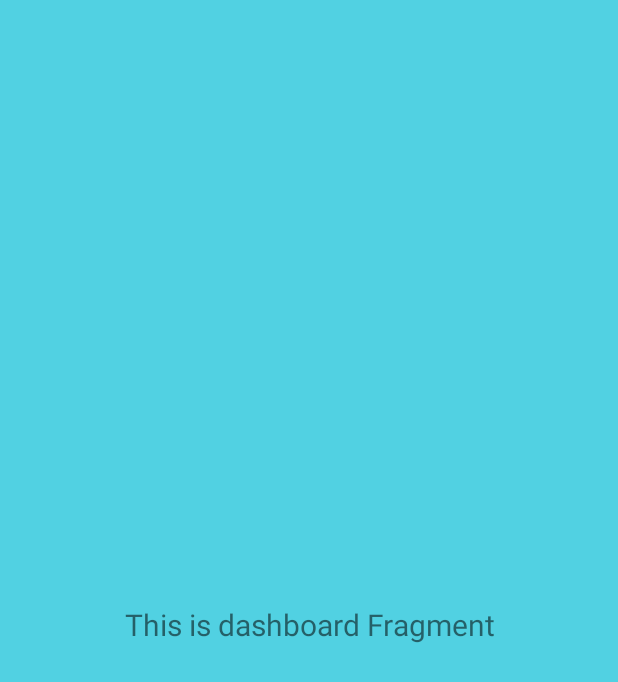
After one commit to TangxinGH/Catctus, an Android app: the fragment DashboardFragment shown on its own in the app's theme, on a phone screen of 412 x 824 dp. The commit adds this screen. Shown: the top 682 px of the screen. Run offline under Robolectric (Android 15) with nearby library versions, the phone set to English and light mode, and no system bars.

Commit message:
nav activity

```diff
--- a/app/build.gradle
+++ b/app/build.gradle
@@ -41,6 +41,9 @@ dependencies {
     implementation 'com.google.android.material:material:1.2.1'
     implementation 'androidx.navigation:navigation-fragment-ktx:2.1.0'
     implementation 'androidx.navigation:navigation-ui-ktx:2.1.0'
+    implementation 'androidx.navigation:navigation-fragment:2.3.0'
+    implementation 'androidx.navigation:navigation-ui:2.3.0'
+    implementation 'androidx.lifecycle:lifecycle-extensions:2.2.0'
     testImplementation 'junit:junit:4.13'
     androidTestImplementation 'androidx.test.ext:junit:1.1.2'
     androidTestImplementation 'androidx.test.espresso:espresso-core:3.3.0'
--- /dev/null
+++ b/app/src/main/java/com/zhu/cactus/ui/dashboard/DashboardFragment.kt
@@ -0,0 +1,31 @@
+package com.zhu.cactus.ui.dashboard
+
+import android.os.Bundle
+import android.view.LayoutInflater
+import android.view.View
+import android.view.ViewGroup
+import android.widget.TextView
+import androidx.fragment.app.Fragment
+import androidx.lifecycle.Observer
+import androidx.lifecycle.ViewModelProviders
+import com.zhu.cactus.R
+
+class DashboardFragment : Fragment() {
+
+    private lateinit var dashboardViewModel: DashboardViewModel
+
+    override fun onCreateView(
+        inflater: LayoutInflater,
+        container: ViewGroup?,
+        savedInstanceState: Bundle?
+    ): View? {
+        dashboardViewModel =
+            ViewModelProviders.of(this).get(DashboardViewModel::class.java)
+        val root = inflater.inflate(R.layout.fragment_dashboard, container, false)
+        val textView: TextView = root.findViewById(R.id.text_dashboard)
+        dashboardViewModel.text.observe(viewLifecycleOwner, Observer {
+            textView.text = it
+        })
+        return root
+    }
+}
--- /dev/null
+++ b/app/src/main/java/com/zhu/cactus/ui/dashboard/DashboardViewModel.kt
@@ -0,0 +1,13 @@
+package com.zhu.cactus.ui.dashboard
+
+import androidx.lifecycle.LiveData
+import androidx.lifecycle.MutableLiveData
+import androidx.lifecycle.ViewModel
+
+class DashboardViewModel : ViewModel() {
+
+    private val _text = MutableLiveData<String>().apply {
+        value = "This is dashboard Fragment"
+    }
+    val text: LiveData<String> = _text
+}
--- /dev/null
+++ b/app/src/main/res/layout/fragment_dashboard.xml
@@ -0,0 +1,22 @@
+<?xml version="1.0" encoding="utf-8"?>
+<androidx.constraintlayout.widget.ConstraintLayout xmlns:android="http://schemas.android.com/apk/res/android"
+    xmlns:app="http://schemas.android.com/apk/res-auto"
+    xmlns:tools="http://schemas.android.com/tools"
+    android:layout_width="match_parent"
+    android:layout_height="match_parent"
+    tools:context=".ui.dashboard.DashboardFragment">
+
+    <TextView
+        android:id="@+id/text_dashboard"
+        android:layout_width="match_parent"
+        android:layout_height="wrap_content"
+        android:layout_marginStart="8dp"
+        android:layout_marginTop="8dp"
+        android:layout_marginEnd="8dp"
+        android:textAlignment="center"
+        android:textSize="20sp"
+        app:layout_constraintBottom_toBottomOf="parent"
+        app:layout_constraintEnd_toEndOf="parent"
+        app:layout_constraintStart_toStartOf="parent"
+        app:layout_constraintTop_toTopOf="parent" />
+</androidx.constraintlayout.widget.ConstraintLayout>
--- a/app/src/main/res/values/dimens.xml
+++ b/app/src/main/res/values/dimens.xml
@@ -22,4 +22,7 @@
 
     <dimen name="bottom_bar_icon_padding">24dp</dimen>
     <dimen name="bottom_bar_height">@dimen/fab_size</dimen>
+    <!-- Default screen margins, per the Android Design guidelines. -->
+    <dimen name="activity_horizontal_margin">16dp</dimen>
+    <dimen name="activity_vertical_margin">16dp</dimen>
 </resources>
--- a/app/src/main/res/values/strings.xml
+++ b/app/src/main/res/values/strings.xml
@@ -9,4 +9,8 @@
     <string name="preference_TTF_Font_key">GPSUser</string>
     <string name="text_label_1">主页</string>
     <string name="text_label_2">个人</string>
+    <string name="title_activity_botttom_nav">MainActivity</string>
+    <string name="title_home">Home</string>
+    <string name="title_dashboard">Dashboard</string>
+    <string name="title_notifications">Notifications</string>
 </resources>
```
Also changed, not shown: app/src/main/AndroidManifest.xml (+10 -8 lines), app/src/main/java/com/zhu/cactus/BotttomNav.kt (added, +29 -0 lines), app/src/main/java/com/zhu/cactus/ui/home/HomeFragment.kt (added, +31 -0 lines), app/src/main/java/com/zhu/cactus/ui/home/HomeViewModel.kt (added, +13 -0 lines), app/src/main/java/com/zhu/cactus/ui/notifications/NotificationsFragment.kt (added, +31 -0 lines), app/src/main/java/com/zhu/cactus/ui/notifications/NotificationsViewModel.kt (added, +13 -0 lines), app/src/main/res/drawable/ic_dashboard_black_24dp.xml (added, +9 -0 lines), app/src/main/res/drawable/ic_notifications_black_24dp.xml (added, +9 -0 lines), app/src/main/res/layout/activity_main.xml (+1 -13 lines), app/src/main/res/layout/fragment_home.xml (added, +22 -0 lines), app/src/main/res/layout/fragment_notifications.xml (added, +22 -0 lines), app/src/main/res/menu/bottom_nav_menu.xml (added, +19 -0 lines), app/src/main/res/navigation/mobile_navigation.xml (added, +25 -0 lines), app/src/main/res/navigation/nav_graph_main.xml (deleted, +0 -16 lines).
